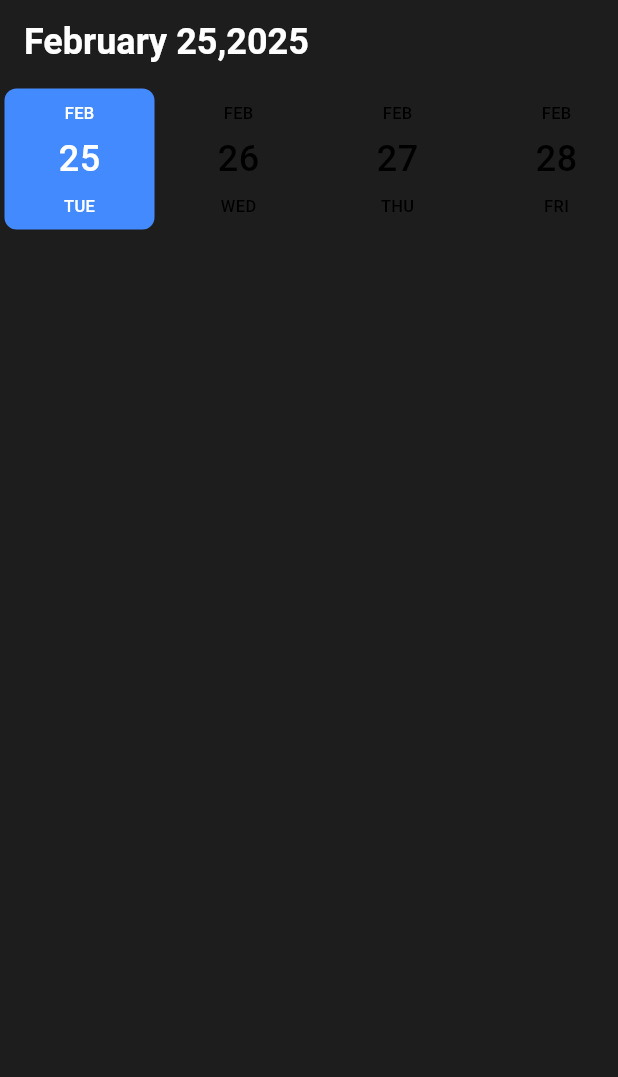
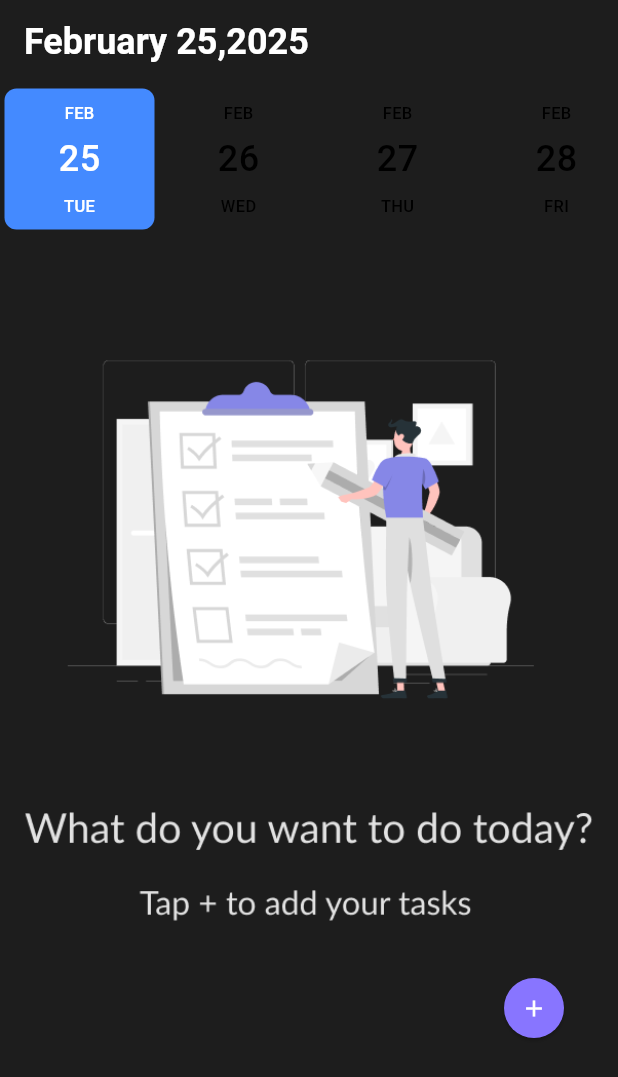
Before and after one commit to ShaimaaTAbdeen/todoapp, a Flutter app: the screen it shows after launch, on a phone screen of 412 x 824 dp. Shown: the top 1077 px of the screen. Run offline on Flutter 3.47's test engine with Material 3 defaults, Android fonts, the phone set to English and light mode, and no system bars; drawn by our look-alikes of date_picker_timeline.

Commit message:
home screen ui

```diff
--- a/lib/home_screen.dart
+++ b/lib/home_screen.dart
@@ -37,6 +37,39 @@ class HomeScreen extends StatelessWidget {
               selectionColor: Colors.blueAccent,
               selectedTextColor: Colors.white,
                ),
+               SizedBox(
+                height: 50,
+               ),
+               Image.asset('assets/images/backgroundHS.png',
+               height: MediaQuery.of(context).size.height*0.5,
+               ),
+               SizedBox(height: 30,),
+               Padding(
+                 padding: const EdgeInsets.only(left: 300),
+                 child: ElevatedButton(onPressed:() {
+
+                 },
+                 style: ElevatedButton.styleFrom(
+                  shape: CircleBorder(),
+                  backgroundColor: Color(0xff8875FF),
+
+                 ),
+                 child:Icon(Icons.add,color: Colors.white,)
+                 ),
+               ),
+               /*Container(
+                decoration: BoxDecoration(
+                  borderRadius: BorderRadius.circular(100),
+                  border: Border.all(width: 10)
+                ),
+                 child: FloatingActionButton(onPressed:() {
+
+                 },
+
+                 backgroundColor: Color(0xff8875FF),
+                 child:Icon(Icons.add,color: Colors.white,)
+                 ),
+               )*/
           ],
         ),
      );
```
Also changed, not shown: assets/images/backgroundHS.png (added).
